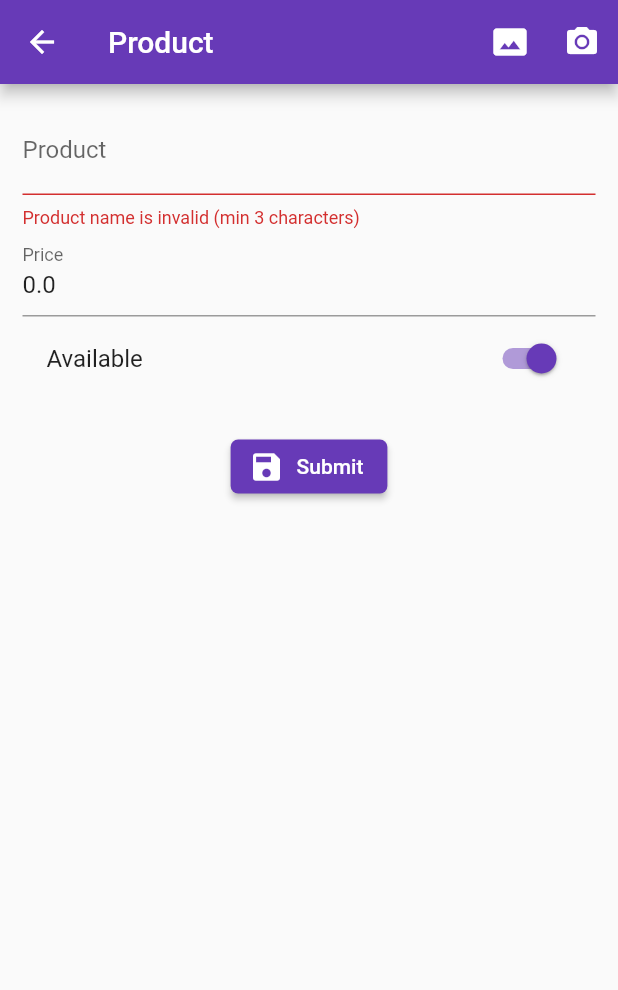
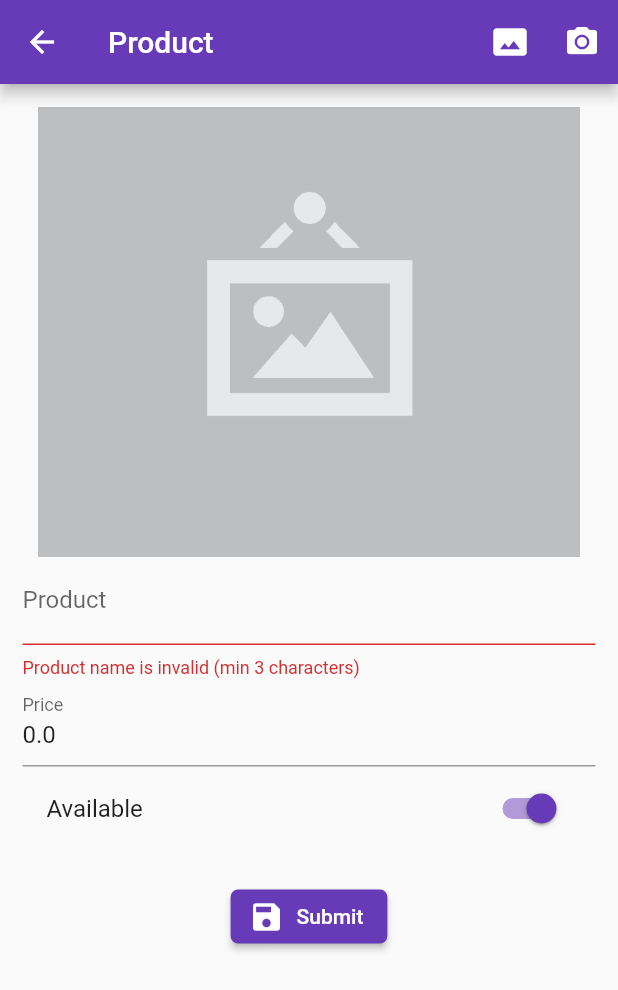
Before and after one commit to mgarciareimers/formFlutterApp, a Flutter app: the ProductPage screen opened by its route, after a tap on "Submit", after a tap on the "photo size select actual" icon, on a phone screen of 412 x 824 dp. Shown: the top 990 px of the screen. Run offline on Flutter 3.47's test engine with Material 2 defaults, Android fonts, the phone set to English and light mode, and no system bars; our stand-ins replace image_picker, rxdart; missing offline and left inert: mime_type; network calls fail.

Commit message:
Product upload and picture upload/show developed.

```diff
--- a/form_flutter_app/lib/src/pages/product_page.dart
+++ b/form_flutter_app/lib/src/pages/product_page.dart
@@ -1,4 +1,6 @@
+import 'dart:io';
 import 'package:flutter/material.dart';
+import 'package:image_picker/image_picker.dart';
 
 import 'package:formflutterapp/src/commons/utils.dart' as utils;
 import 'package:formflutterapp/src/models/product_model.dart';
@@ -11,19 +13,25 @@ class ProductPage extends StatefulWidget {
 
 class _ProductPageState extends State<ProductPage> {
   final formKey = GlobalKey<FormState>();
+  final scaffoldKey = GlobalKey<ScaffoldState>();
+
   ProductModel product = new ProductModel();
   final productProvider = new ProductsProvider();
+
+  bool _isSaving = false;
+  File picture = null;
 
   @override
   Widget build(BuildContext context) {
     this._loadData(context);
 
     return Scaffold(
+      key: this.scaffoldKey,
       appBar: AppBar(
         title: Text('Product'),
         actions: <Widget>[
-          IconButton(icon: Icon(Icons.photo_size_select_actual), onPressed: (){}),
-          IconButton(icon: Icon(Icons.camera_alt), onPressed: (){}),
+          IconButton(icon: Icon(Icons.photo_size_select_actual), onPressed: () => this._processImage(ImageSource.gallery)),
+          IconButton(icon: Icon(Icons.camera_alt), onPressed: () => this._processImage(ImageSource.camera)),
         ],
       ),
       body: SingleChildScrollView(
@@ -33,6 +41,7 @@ class _ProductPageState extends State<ProductPage> {
             key: this.formKey,
             child: Column(
               children: <Widget>[
+                this._createPicture(),
                 this._createName(),
                 this._createPrice(),
                 this._createAvailable(),
@@ -52,6 +61,25 @@ class _ProductPageState extends State<ProductPage> {
 
     if (productData != null) {
       this.product = productData;
+    }
+  }
+
+  // Method that shows the picture.
+  Widget _createPicture() {
+    print('Picture: ${picture?.path}');
+    if (product.pictureUrl != null) {
+      return FadeInImage(
+        image: NetworkImage(product.pictureUrl),
+        placeholder: AssetImage('assets/jar-loading.gif'),
+        height: 300,
+        fit: BoxFit.cover
+      );
+    } else {
+      return Image(
+        image: AssetImage(picture?.path ?? 'assets/no-image.png'),
+        height: 300,
+        fit: BoxFit.cover,
+      );
     }
   }
 
@@ -101,20 +129,49 @@ class _ProductPageState extends State<ProductPage> {
       icon: Icon(Icons.save),
       color: Colors.deepPurple,
       textColor: Colors.white,
-      onPressed: () {
-        this._submit();
-      },
+      disabledTextColor: Colors.white,
+      onPressed: this._isSaving ? null : () => this._submit(),
     );
   }
 
   // Method that is called when the user clicks the submit button.
-  void _submit() {
+  void _submit() async {
     if (!this.formKey.currentState.validate()) {
       return;
     }
 
     this.formKey.currentState.save(); // Fires the onSaved() event of the Widgets.
 
+    this.setState(() => _isSaving = true);
+
+    if (picture != null) {
+      this.product.pictureUrl = await this.productProvider.uploadImage(picture);
+    }
+
     this.product.id == null ? this.productProvider.createProduct(this.product) : this.productProvider.editProduct(this.product);
+
+    this._showSnackbar('Product has been saved!');
+
+    Navigator.pop(context);
+  }
+
+  // Method that shows a snackbar.
+  void _showSnackbar(String message) {
+    this.scaffoldKey.currentState.showSnackBar(SnackBar(content: Text(message), duration: Duration(milliseconds: 1500)));
+  }
+
+  // Method that is called when the user clicks the picture/camera button.
+  _processImage(ImageSource source) async {
+    try {
+      picture = await ImagePicker.pickImage(source: source);
+
+      if (picture != null) {
+        this.product.pictureUrl = null;
+      }
+
+      this.setState(() {});
+    } catch(e) {
+      print('Exception $e}');
+    }
   }
 }
--- a/form_flutter_app/pubspec.yaml
+++ b/form_flutter_app/pubspec.yaml
@@ -25,6 +25,8 @@ dependencies:
   cupertino_icons: ^0.1.2
   rxdart: ^0.23.1
   http:
+  image_picker:
+  mime_type:
 
 dev_dependencies:
   flutter_test:
@@ -43,8 +45,8 @@ flutter:
   uses-material-design: true
 
   # To add assets to your application, add an assets section, like this:
-  # assets:
-  #  - images/a_dot_burr.jpeg
+  assets:
+   - assets/
   #  - images/a_dot_ham.jpeg
 
   # An image asset can refer to one or more resolution-specific "variants", see
```
Also changed, not shown: form_flutter_app/lib/src/pages/home_page.dart (+18 -6 lines), form_flutter_app/lib/src/providers/products_provider.dart (+24 -0 lines), form_flutter_app/assets/jar-loading.gif (added), form_flutter_app/assets/no-image.png (added), form_flutter_app/pubspec.lock, 6 other files.
